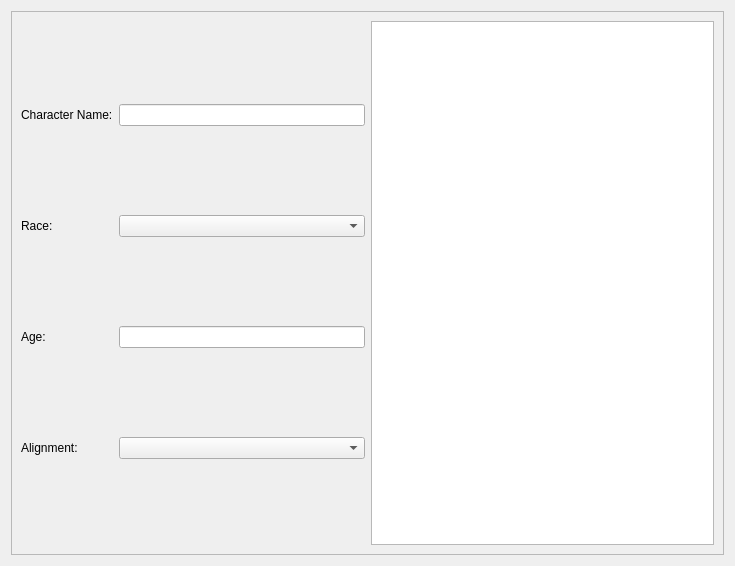
Old version of the form builder/PersonalInformation.ui in the repository lambertlb/CharacterManager.
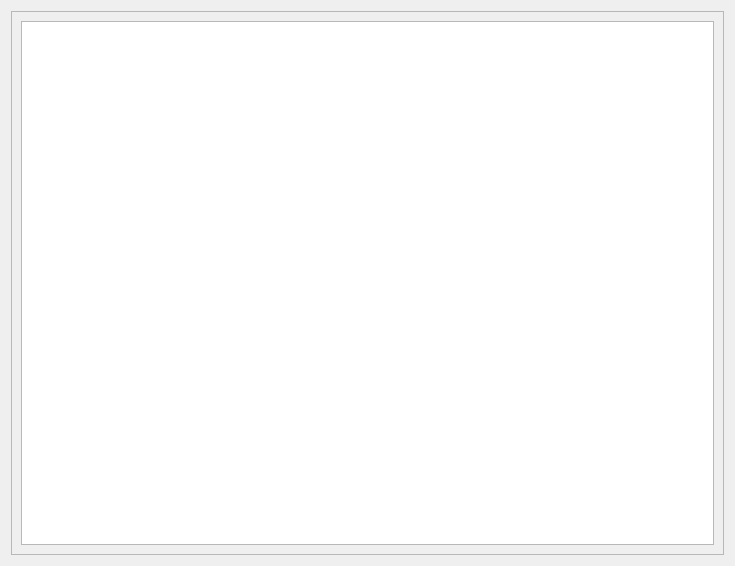
New version of the form.

```diff
--- a/builder/PersonalInformation.ui
+++ b/builder/PersonalInformation.ui
@@ -24,52 +24,7 @@
      </property>
      <layout class="QHBoxLayout" name="horizontalLayout">
       <item>
-       <layout class="QGridLayout" name="gridLayout">
-        <item row="0" column="0">
-         <widget class="QLabel" name="characterNameLabel">
-          <property name="text">
-           <string>Character Name:</string>
-          </property>
-         </widget>
-        </item>
-        <item row="2" column="1">
-         <widget class="QLineEdit" name="ageEdit">
-          <property name="inputMethodHints">
-           <set>Qt::ImhDigitsOnly|Qt::ImhPreferNumbers</set>
-          </property>
-         </widget>
-        </item>
-        <item row="3" column="0">
-         <widget class="QLabel" name="alignmentLabel">
-          <property name="text">
-           <string>Alignment:</string>
-          </property>
-         </widget>
-        </item>
-        <item row="0" column="1">
-         <widget class="QLineEdit" name="lineEdit"/>
-        </item>
-        <item row="1" column="1">
-         <widget class="QComboBox" name="raceComboBox"/>
-        </item>
-        <item row="1" column="0">
-         <widget class="QLabel" name="raceLabel">
-          <property name="text">
-           <string>Race:</string>
-          </property>
-         </widget>
-        </item>
-        <item row="3" column="1">
-         <widget class="QComboBox" name="alignmentComboBox"/>
-        </item>
-        <item row="2" column="0">
-         <widget class="QLabel" name="ageLabel">
-          <property name="text">
-           <string>Age:</string>
-          </property>
-         </widget>
-        </item>
-       </layout>
+       <layout class="QGridLayout" name="gridLayout"/>
       </item>
       <item>
        <widget class="QTextEdit" name="textEdit"/>
```
